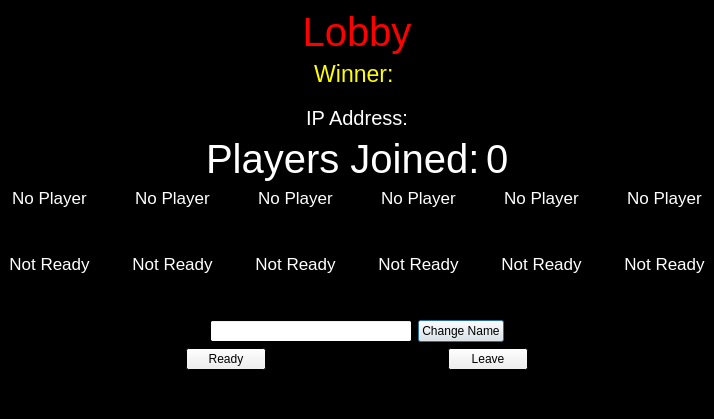
This is DodgeBall/lobby.ui in demolition18956/DodgeBall-Game as Qt 5 draws it before an edit. The edited form follows.
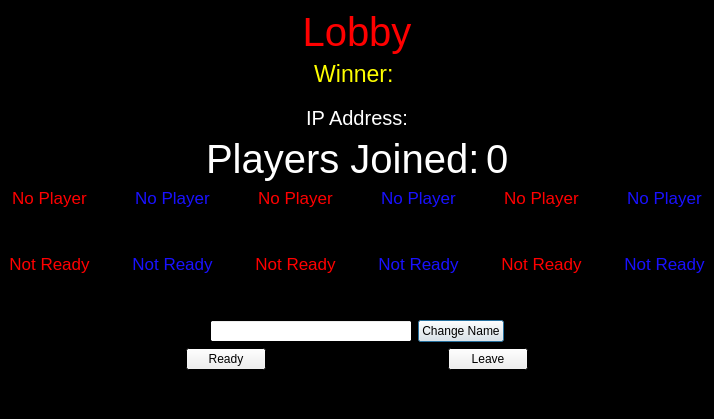
This is the edited form.

The edit to the form file:
```diff
--- a/DodgeBall/lobby.ui
+++ b/DodgeBall/lobby.ui
@@ -875,8 +875,8 @@
               <brush brushstyle="SolidPattern">
                <color alpha="255">
                 <red>255</red>
-                <green>255</green>
-                <blue>255</blue>
+                <green>0</green>
+                <blue>0</blue>
                </color>
               </brush>
              </colorrole>
@@ -886,8 +886,8 @@
               <brush brushstyle="SolidPattern">
                <color alpha="255">
                 <red>255</red>
-                <green>255</green>
-                <blue>255</blue>
+                <green>0</green>
+                <blue>0</blue>
                </color>
               </brush>
              </colorrole>
@@ -940,8 +940,8 @@
               <brush brushstyle="SolidPattern">
                <color alpha="255">
                 <red>255</red>
-                <green>255</green>
-                <blue>255</blue>
+                <green>0</green>
+                <blue>0</blue>
                </color>
               </brush>
              </colorrole>
@@ -951,8 +951,8 @@
               <brush brushstyle="SolidPattern">
                <color alpha="255">
                 <red>255</red>
-                <green>255</green>
-                <blue>255</blue>
+                <green>0</green>
+                <blue>0</blue>
                </color>
               </brush>
              </colorrole>
@@ -1008,8 +1008,8 @@
              <colorrole role="WindowText">
               <brush brushstyle="SolidPattern">
                <color alpha="255">
-                <red>255</red>
-                <green>255</green>
+                <red>25</red>
+                <green>17</green>
                 <blue>255</blue>
                </color>
               </brush>
@@ -1019,8 +1019,8 @@
              <colorrole role="WindowText">
               <brush brushstyle="SolidPattern">
                <color alpha="255">
-                <red>255</red>
-                <green>255</green>
+                <red>25</red>
+                <green>17</green>
                 <blue>255</blue>
                </color>
               </brush>
@@ -1073,8 +1073,8 @@
              <colorrole role="WindowText">
               <brush brushstyle="SolidPattern">
                <color alpha="255">
-                <red>255</red>
-                <green>255</green>
+                <red>25</red>
+                <green>17</green>
                 <blue>255</blue>
                </color>
               </brush>
@@ -1084,8 +1084,8 @@
              <colorrole role="WindowText">
               <brush brushstyle="SolidPattern">
                <color alpha="255">
-                <red>255</red>
-                <green>255</green>
+                <red>25</red>
+                <green>17</green>
                 <blue>255</blue>
                </color>
               </brush>
@@ -1143,8 +1143,8 @@
               <brush brushstyle="SolidPattern">
                <color alpha="255">
                 <red>255</red>
-                <green>255</green>
-                <blue>255</blue>
+                <green>0</green>
+                <blue>0</blue>
                </color>
               </brush>
              </colorrole>
@@ -1154,8 +1154,8 @@
               <brush brushstyle="SolidPattern">
                <color alpha="255">
                 <red>255</red>
-                <green>255</green>
-                <blue>255</blue>
+                <green>0</green>
+                <blue>0</blue>
                </color>
               </brush>
              </colorrole>
@@ -1208,8 +1208,8 @@
               <brush brushstyle="SolidPattern">
                <color alpha="255">
                 <red>255</red>
-                <green>255</green>
-                <blue>255</blue>
+                <green>0</green>
+                <blue>0</blue>
                </color>
               </brush>
              </colorrole>
@@ -1219,8 +1219,8 @@
               <brush brushstyle="SolidPattern">
                <color alpha="255">
                 <red>255</red>
-                <green>255</green>
-                <blue>255</blue>
+                <green>0</green>
+                <blue>0</blue>
                </color>
               </brush>
              </colorrole>
@@ -1276,8 +1276,8 @@
              <colorrole role="WindowText">
               <brush brushstyle="SolidPattern">
                <color alpha="255">
-                <red>255</red>
-                <green>255</green>
+                <red>25</red>
+                <green>17</green>
                 <blue>255</blue>
                </color>
               </brush>
@@ -1287,8 +1287,8 @@
              <colorrole role="WindowText">
               <brush brushstyle="SolidPattern">
                <color alpha="255">
-                <red>255</red>
-                <green>255</green>
+                <red>25</red>
+                <green>17</green>
                 <blue>255</blue>
                </color>
               </brush>
@@ -1341,8 +1341,8 @@
              <colorrole role="WindowText">
               <brush brushstyle="SolidPattern">
                <color alpha="255">
-                <red>255</red>
-                <green>255</green>
+                <red>25</red>
+                <green>17</green>
                 <blue>255</blue>
                </color>
               </brush>
@@ -1352,8 +1352,8 @@
              <colorrole role="WindowText">
               <brush brushstyle="SolidPattern">
                <color alpha="255">
-                <red>255</red>
-                <green>255</green>
+                <red>25</red>
+                <green>17</green>
                 <blue>255</blue>
                </color>
               </brush>
@@ -1411,8 +1411,8 @@
               <brush brushstyle="SolidPattern">
                <color alpha="255">
                 <red>255</red>
-                <green>255</green>
-                <blue>255</blue>
+                <green>0</green>
+                <blue>0</blue>
                </color>
               </brush>
              </colorrole>
@@ -1422,8 +1422,8 @@
               <brush brushstyle="SolidPattern">
                <color alpha="255">
                 <red>255</red>
-                <green>255</green>
-                <blue>255</blue>
+                <green>0</green>
+                <blue>0</blue>
                </color>
               </brush>
              </colorrole>
@@ -1476,8 +1476,8 @@
               <brush brushstyle="SolidPattern">
                <color alpha="255">
                 <red>255</red>
-                <green>255</green>
-                <blue>255</blue>
+                <green>0</green>
+                <blue>0</blue>
                </color>
               </brush>
              </colorrole>
@@ -1487,8 +1487,8 @@
               <brush brushstyle="SolidPattern">
                <color alpha="255">
                 <red>255</red>
-                <green>255</green>
-                <blue>255</blue>
+                <green>0</green>
+                <blue>0</blue>
                </color>
               </brush>
              </colorrole>
@@ -1544,8 +1544,8 @@
              <colorrole role="WindowText">
               <brush brushstyle="SolidPattern">
                <color alpha="255">
-                <red>255</red>
-                <green>255</green>
+                <red>25</red>
+                <green>17</green>
                 <blue>255</blue>
                </color>
               </brush>
@@ -1555,8 +1555,8 @@
              <colorrole role="WindowText">
               <brush brushstyle="SolidPattern">
                <color alpha="255">
-                <red>255</red>
-                <green>255</green>
+                <red>25</red>
+                <green>17</green>
                 <blue>255</blue>
                </color>
               </brush>
@@ -1609,8 +1609,8 @@
              <colorrole role="WindowText">
               <brush brushstyle="SolidPattern">
                <color alpha="255">
-                <red>255</red>
-                <green>255</green>
+                <red>25</red>
+                <green>17</green>
                 <blue>255</blue>
                </color>
               </brush>
@@ -1620,8 +1620,8 @@
              <colorrole role="WindowText">
               <brush brushstyle="SolidPattern">
                <color alpha="255">
-                <red>255</red>
-                <green>255</green>
+                <red>25</red>
+                <green>17</green>
                 <blue>255</blue>
                </color>
               </brush>
```
